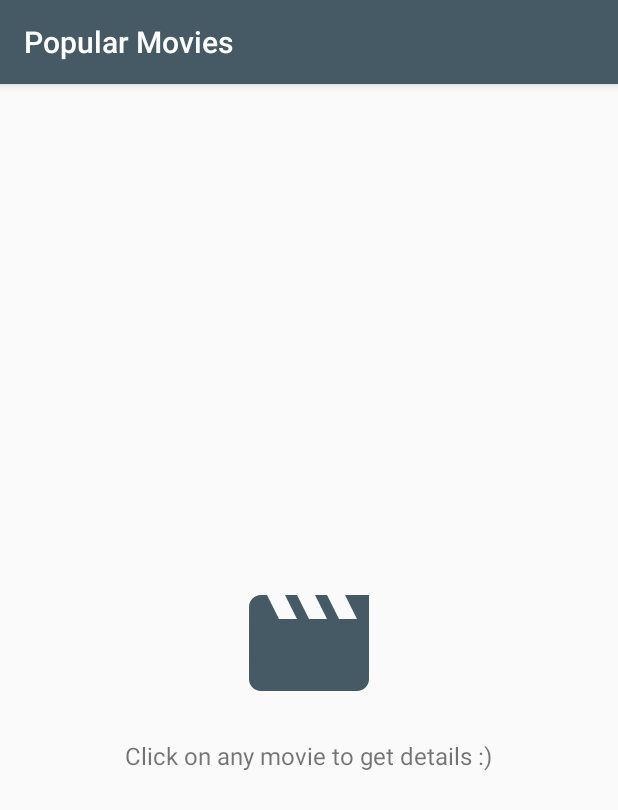
After one commit to sreereddymenon/UAND-P2, an Android app: the fragment MovieDetailPlaceholderFragment shown on its own in the app's theme, on a phone screen of 412 x 824 dp. The commit adds this screen. Shown: the top 810 px of the screen. Run offline under Robolectric (Android 15) with nearby library versions, the phone set to English and light mode, and no system bars.

Commit message:
Add place holder fragment in tablet detail view

```diff
--- a/app/src/main/java/me/rajanikant/movies/ui/MainActivity.java
+++ b/app/src/main/java/me/rajanikant/movies/ui/MainActivity.java
@@ -39,8 +39,15 @@ public class MainActivity extends AppCompatActivity implements OnFragmentInterac
 
         Utility.setTwoPaneLayout(detailsFragmentContainer!=null);
 
-        if (Utility.isTwoPaned() && getSupportActionBar()!=null)
+        if (Utility.isTwoPaned() && getSupportActionBar()!=null) {
             getSupportActionBar().setElevation(0);
+            MovieDetailPlaceholderFragment fragment = MovieDetailPlaceholderFragment.newInstance();
+
+            getSupportFragmentManager()
+                    .beginTransaction()
+                    .replace(R.id.activity_main_container_layout, fragment)
+                    .commit();
+        }
 
     }
 
--- /dev/null
+++ b/app/src/main/java/me/rajanikant/movies/ui/MovieDetailPlaceholderFragment.java
@@ -0,0 +1,30 @@
+package me.rajanikant.movies.ui;
+
+import android.content.Context;
+import android.net.Uri;
+import android.os.Bundle;
+import android.support.v4.app.Fragment;
+import android.view.LayoutInflater;
+import android.view.View;
+import android.view.ViewGroup;
+
+import me.rajanikant.movies.R;
+
+public class MovieDetailPlaceholderFragment extends Fragment {
+
+    public MovieDetailPlaceholderFragment() {
+        // Required empty public constructor
+    }
+
+    public static MovieDetailPlaceholderFragment newInstance() {
+        return new MovieDetailPlaceholderFragment();
+    }
+
+    @Override
+    public View onCreateView(LayoutInflater inflater, ViewGroup container,
+                             Bundle savedInstanceState) {
+        // Inflate the layout for this fragment
+        return inflater.inflate(R.layout.fragment_movie_detail_placeholder, container, false);
+    }
+
+}
--- /dev/null
+++ b/app/src/main/res/drawable/ic_movie.xml
@@ -0,0 +1,9 @@
+<vector xmlns:android="http://schemas.android.com/apk/res/android"
+    android:width="96dp"
+    android:height="96dp"
+    android:viewportHeight="24.0"
+    android:viewportWidth="24.0">
+    <path
+        android:fillColor="#FF455A64"
+        android:pathData="M18,4l2,4h-3l-2,-4h-2l2,4h-3l-2,-4H8l2,4H7L5,4H4c-1.1,0 -1.99,0.9 -1.99,2L2,18c0,1.1 0.9,2 2,2h16c1.1,0 2,-0.9 2,-2V4h-4z" />
+</vector>
--- /dev/null
+++ b/app/src/main/res/layout/fragment_movie_detail_placeholder.xml
@@ -0,0 +1,29 @@
+<?xml version="1.0" encoding="utf-8"?>
+<android.support.design.widget.CoordinatorLayout xmlns:android="http://schemas.android.com/apk/res/android"
+xmlns:tools="http://schemas.android.com/tools"
+android:layout_width="match_parent"
+android:layout_height="match_parent"
+android:fitsSystemWindows="true"
+tools:context="me.rajanikant.movies.ui.MovieDetailPlaceholderFragment">
+
+    <LinearLayout
+        android:layout_width="match_parent"
+        android:layout_height="match_parent"
+        android:orientation="vertical"
+        android:gravity="center">
+
+        <ImageView
+            android:layout_width="wrap_content"
+            android:layout_height="wrap_content"
+            android:layout_margin="16dp"
+            android:src="@drawable/ic_movie"/>
+
+        <TextView
+            android:layout_width="wrap_content"
+            android:layout_height="wrap_content"
+            android:text="Click on any movie to get details :)"
+            android:textSize="@dimen/detail_card_text_size"/>
+
+    </LinearLayout>
+
+</android.support.design.widget.CoordinatorLayout>
```
